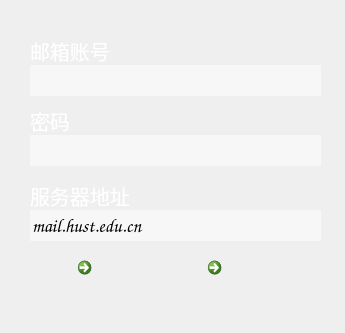
The window that ui_add_account.ui (oliverhust/SendMail) describes before a commit, drawn with Qt 5.
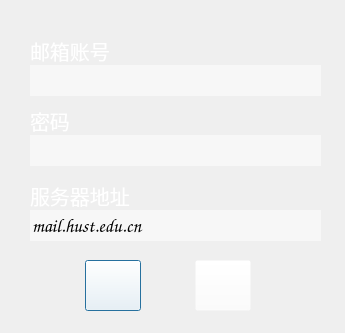
The same window after the commit. Icons and pictures are not drawn.

The edit to the form file:
```diff
--- a/ui_add_account.ui
+++ b/ui_add_account.ui
@@ -201,151 +201,60 @@
     <bool>false</bool>
    </property>
   </widget>
-  <widget class="QCommandLinkButton" name="pushButton">
+  <widget class="QPushButton" name="pushButton">
    <property name="geometry">
     <rect>
-     <x>70</x>
+     <x>75</x>
      <y>250</y>
-     <width>61</width>
+     <width>76</width>
      <height>71</height>
     </rect>
    </property>
-   <property name="palette">
-    <palette>
-     <active>
-      <colorrole role="Button">
-       <brush brushstyle="SolidPattern">
-        <color alpha="40">
-         <red>255</red>
-         <green>255</green>
-         <blue>255</blue>
-        </color>
-       </brush>
-      </colorrole>
-      <colorrole role="Base">
-       <brush brushstyle="SolidPattern">
-        <color alpha="40">
-         <red>255</red>
-         <green>255</green>
-         <blue>255</blue>
-        </color>
-       </brush>
-      </colorrole>
-      <colorrole role="Window">
-       <brush brushstyle="SolidPattern">
-        <color alpha="40">
-         <red>255</red>
-         <green>255</green>
-         <blue>255</blue>
-        </color>
-       </brush>
-      </colorrole>
-     </active>
-     <inactive>
-      <colorrole role="Button">
-       <brush brushstyle="SolidPattern">
-        <color alpha="40">
-         <red>255</red>
-         <green>255</green>
-         <blue>255</blue>
-        </color>
-       </brush>
-      </colorrole>
-      <colorrole role="Base">
-       <brush brushstyle="SolidPattern">
-        <color alpha="40">
-         <red>255</red>
-         <green>255</green>
-         <blue>255</blue>
-        </color>
-       </brush>
-      </colorrole>
-      <colorrole role="Window">
-       <brush brushstyle="SolidPattern">
-        <color alpha="40">
-         <red>255</red>
-         <green>255</green>
-         <blue>255</blue>
-        </color>
-       </brush>
-      </colorrole>
-     </inactive>
-     <disabled>
-      <colorrole role="Button">
-       <brush brushstyle="SolidPattern">
-        <color alpha="40">
-         <red>255</red>
-         <green>255</green>
-         <blue>255</blue>
-        </color>
-       </brush>
-      </colorrole>
-      <colorrole role="Base">
-       <brush brushstyle="SolidPattern">
-        <color alpha="40">
-         <red>255</red>
-         <green>255</green>
-         <blue>255</blue>
-        </color>
-       </brush>
-      </colorrole>
-      <colorrole role="Window">
-       <brush brushstyle="SolidPattern">
-        <color alpha="40">
-         <red>255</red>
-         <green>255</green>
-         <blue>255</blue>
-        </color>
-       </brush>
-      </colorrole>
-     </disabled>
-    </palette>
-   </property>
-   <property name="layoutDirection">
-    <enum>Qt::LeftToRight</enum>
-   </property>
    <property name="styleSheet">
-    <string notr="true">background-color: rgba(255, 255, 255, 40);</string>
+    <string notr="true">QPushButton:hover {    
+	margin: 0;
+}
+QPushButton {	
+	
+	border-image: url(:/icon/pic/ico/green_ok_128px_1075415_easyicon.net.ico);
+    margin: 10;
+    background-color: rgba(255, 255, 255, 0);
+ 
+}
+QPushButton:pressed {    
+	margin: 5;
+}</string>
    </property>
    <property name="text">
     <string/>
    </property>
-   <property name="icon">
-    <iconset resource="send1.qrc">
-     <normaloff>:/icon/pic/ico/green_ok_128px_1075415_easyicon.net.ico</normaloff>:/icon/pic/ico/green_ok_128px_1075415_easyicon.net.ico</iconset>
-   </property>
-   <property name="iconSize">
-    <size>
-     <width>50</width>
-     <height>50</height>
-    </size>
-   </property>
   </widget>
-  <widget class="QCommandLinkButton" name="pushButton_cancel">
+  <widget class="QPushButton" name="pushButton_cancel">
    <property name="geometry">
     <rect>
-     <x>200</x>
+     <x>185</x>
      <y>250</y>
-     <width>61</width>
+     <width>76</width>
      <height>71</height>
     </rect>
    </property>
    <property name="styleSheet">
-    <string notr="true">background-color: rgba(255, 255, 255, 60);</string>
+    <string notr="true">QPushButton:hover {    
+	margin: 0;
+}
+QPushButton {	
+	border-image: url(:/icon/pic/ico/red_delete_128px_1075470_easyicon.net.ico);
+    margin: 10;
+    background-color: rgba(255, 255, 255, 0);
+ 
+}
+QPushButton:pressed {    
+	margin: 5;
+}</string>
    </property>
    <property name="text">
     <string/>
    </property>
-   <property name="icon">
-    <iconset resource="send1.qrc">
-     <normaloff>:/icon/pic/ico/red_delete_128px_1075470_easyicon.net.ico</normaloff>:/icon/pic/ico/red_delete_128px_1075470_easyicon.net.ico</iconset>
-   </property>
-   <property name="iconSize">
-    <size>
-     <width>50</width>
-     <height>50</height>
-    </size>
-   </property>
   </widget>
  </widget>
  <tabstops>
```
